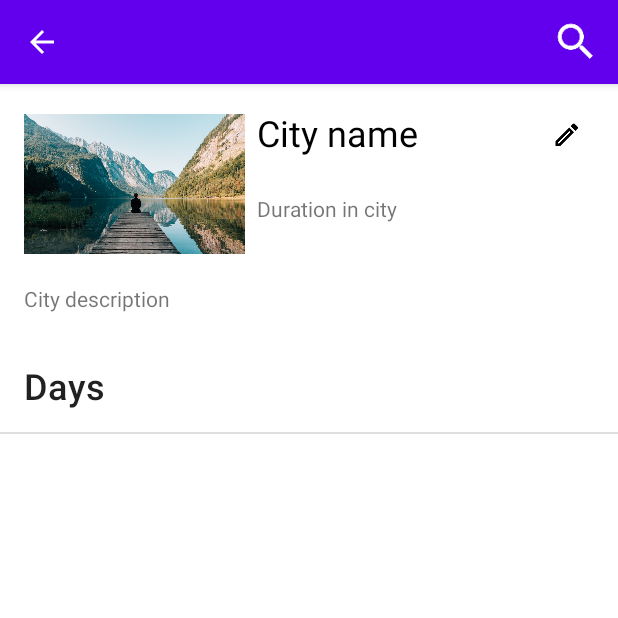
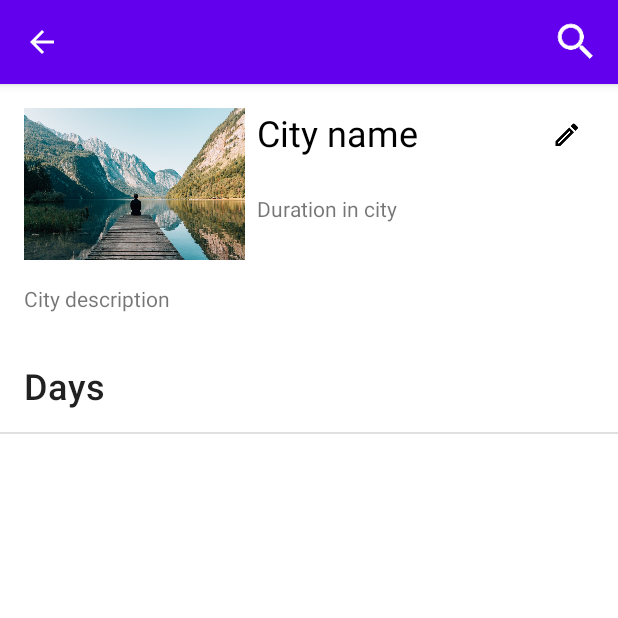
Before and after one commit to Alainrroser/swift-travel, an Android app: the CityDetailsActivity screen opened directly, with no data from a screen before it, on a phone screen of 412 x 824 dp, the top half of it. Run offline under Robolectric (Android 15) with nearby library versions, the phone set to English and light mode, and no system bars; our stand-ins replace Room's generated code; pictures from the network do not load; 6 statements that could not run were skipped.

Commit message:
Add testcases
- Add test cases
- Fix bug that city image wasn't shown in city details

```diff
--- a/app/src/main/java/ch/bbcag/swift_travel/activities/CityDetailsActivity.java
+++ b/app/src/main/java/ch/bbcag/swift_travel/activities/CityDetailsActivity.java
@@ -42,9 +42,6 @@
 
 	private CityDao cityDao;
 	private DayDao dayDao;
-
-	private boolean durationOverlaps = false;
-
 
 	@Override
 	protected void onCreate(Bundle savedInstanceState) {
@@ -200,7 +197,7 @@
 		LayoutUtils.setTextOnTextView(findViewById(R.id.city_description), selected.getDescription());
 		LayoutUtils.setTextOnTextView(findViewById(R.id.city_duration), String.valueOf(selected.getDuration()));
 		if (selected.getImageURI() != null) {
-			//LayoutUtils.setOnlineImageURIOnImageView(getApplicationContext(), findViewById(R.id.country_image), selected.getImageURI());
+			LayoutUtils.setImageURIOnImageView(findViewById(R.id.city_image), selected.getImageURI());
 		}
 	}
 
--- a/app/src/main/res/layout/activity_city_details.xml
+++ b/app/src/main/res/layout/activity_city_details.xml
@@ -17,7 +17,7 @@
         android:layout_marginStart="16dp"
         android:layout_marginTop="16dp"
         android:contentDescription="@string/place_holder_image"
-        android:scaleType="fitCenter"
+        android:scaleType="centerCrop"
         android:visibility="visible"
         app:layout_constraintDimensionRatio="21:9"
         app:layout_constraintStart_toStartOf="parent"
```
Also changed, not shown: 1 other file.
